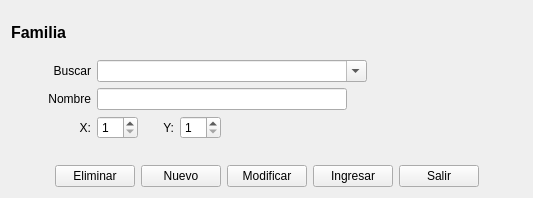
Above: BMKSistema/comprobante/familia.ui from radtek/manager before the change. Below: the same form after it.
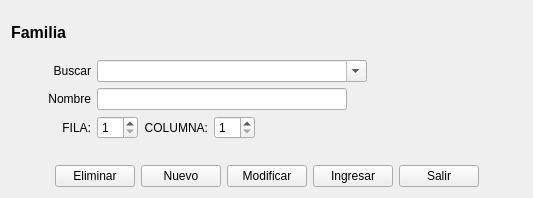
That is the form after the change. Icons and pictures are not drawn.

Diff of the .ui file:
```diff
--- a/BMKSistema/comprobante/familia.ui
+++ b/BMKSistema/comprobante/familia.ui
@@ -151,7 +151,7 @@
         </size>
        </property>
        <property name="text">
-        <string>X:</string>
+        <string>FILA:</string>
        </property>
        <property name="alignment">
         <set>Qt::AlignRight|Qt::AlignTrailing|Qt::AlignVCenter</set>
@@ -177,7 +177,7 @@
         </size>
        </property>
        <property name="text">
-        <string>Y:</string>
+        <string>COLUMNA:</string>
        </property>
        <property name="alignment">
         <set>Qt::AlignRight|Qt::AlignTrailing|Qt::AlignVCenter</set>
```
